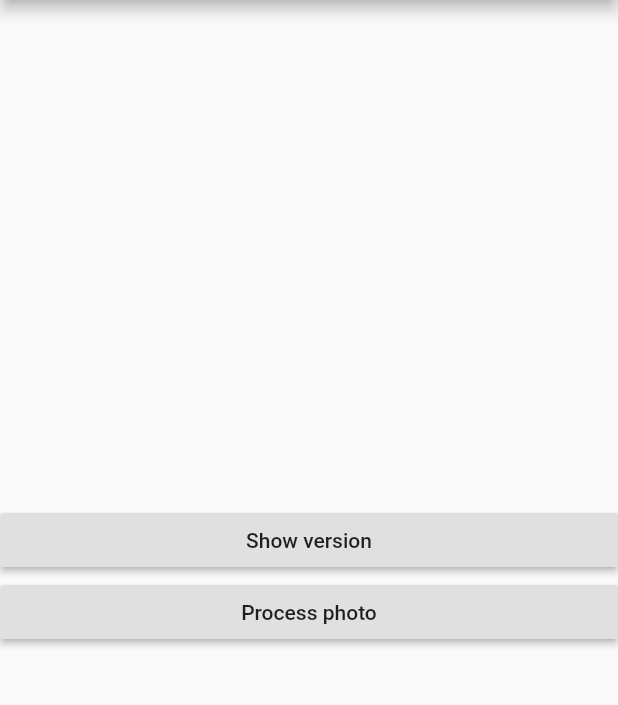
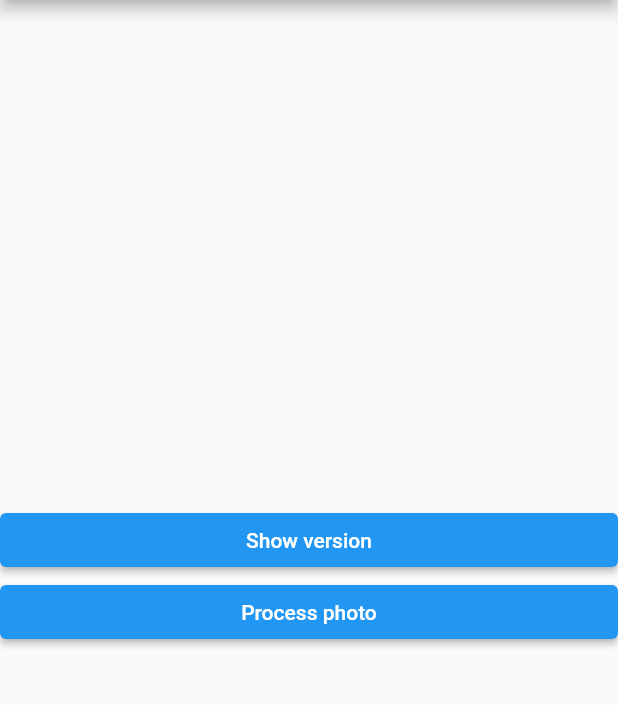
Before and after one commit to westracer/flutter_native_opencv, a Flutter app: the screen it shows after launch, after a tap on "Process photo", on a phone screen of 412 x 824 dp, the part 84-789 px from its top. Run offline on Flutter 3.47's test engine with Material 2 defaults, Android fonts, the phone set to English and light mode, and no system bars; our stand-ins replace image_picker; missing offline and left inert: dart:ffi.

Commit message:
dart 2.12 nullsafety and deprecated warning

```diff
--- a/lib/main.dart
+++ b/lib/main.dart
@@ -9,7 +9,7 @@ import 'package:path_provider/path_provider.dart';
 
 const title = 'Native OpenCV Example';
 
-Directory tempDir;
+late Directory tempDir;
 String get tempPath => '${tempDir.path}/temp.jpg';
 
 void main() {
@@ -50,7 +50,7 @@ class _MyHomePageState extends State<MyHomePage> {
 
   Future<void> takeImageAndProcess() async {
     final _picker = ImagePicker();
-    PickedFile image = await _picker.getImage(source: ImageSource.gallery, imageQuality: 100);
+    PickedFile? image = await _picker.getImage(source: ImageSource.gallery, imageQuality: 100);
 
     if (image == null) {
       return;
@@ -73,9 +73,9 @@ class _MyHomePageState extends State<MyHomePage> {
     );
 
     // Making a variable to store a subscription in
-    StreamSubscription sub;
+    StreamSubscription? sub;
 
-    // Listeting for messages on port
+    // Listening for messages on port
     sub = port.listen((_) async {
       // Cancel a subscription after message received called
       await sub?.cancel();
@@ -109,13 +109,13 @@ class _MyHomePageState extends State<MyHomePage> {
                   ),
                 Builder(
                   builder: (context) {
-                    return RaisedButton(
+                    return ElevatedButton(
                       child: Text('Show version'),
                       onPressed: () => showVersion(context)
                     );
                   }
                 ),
-                RaisedButton(
+                ElevatedButton(
                   child: Text('Process photo'),
                   onPressed: takeImageAndProcess
                 )
--- a/pubspec.yaml
+++ b/pubspec.yaml
@@ -4,7 +4,7 @@ description: Demonstrate how to Interact with openCV from Flutter
 version: 1.0.0+1
 
 environment:
-  sdk: '>=2.11.0 <3.0.0'
+  sdk: '>=2.12.0 <3.0.0'
 
 dependencies:
   flutter:
```
